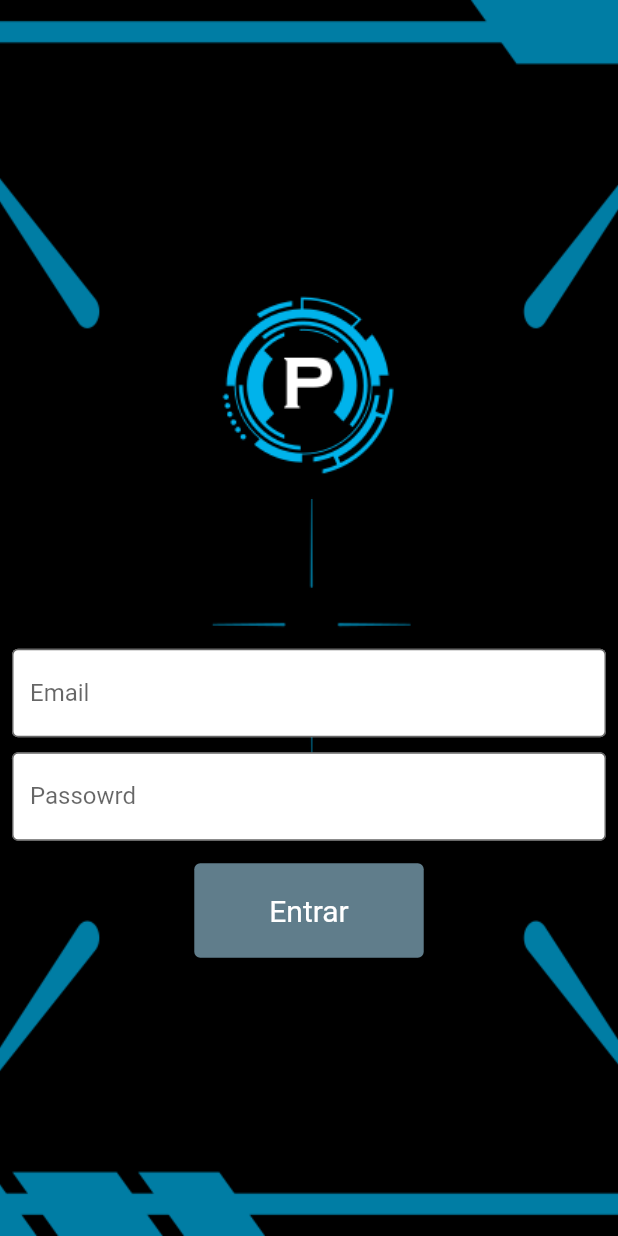
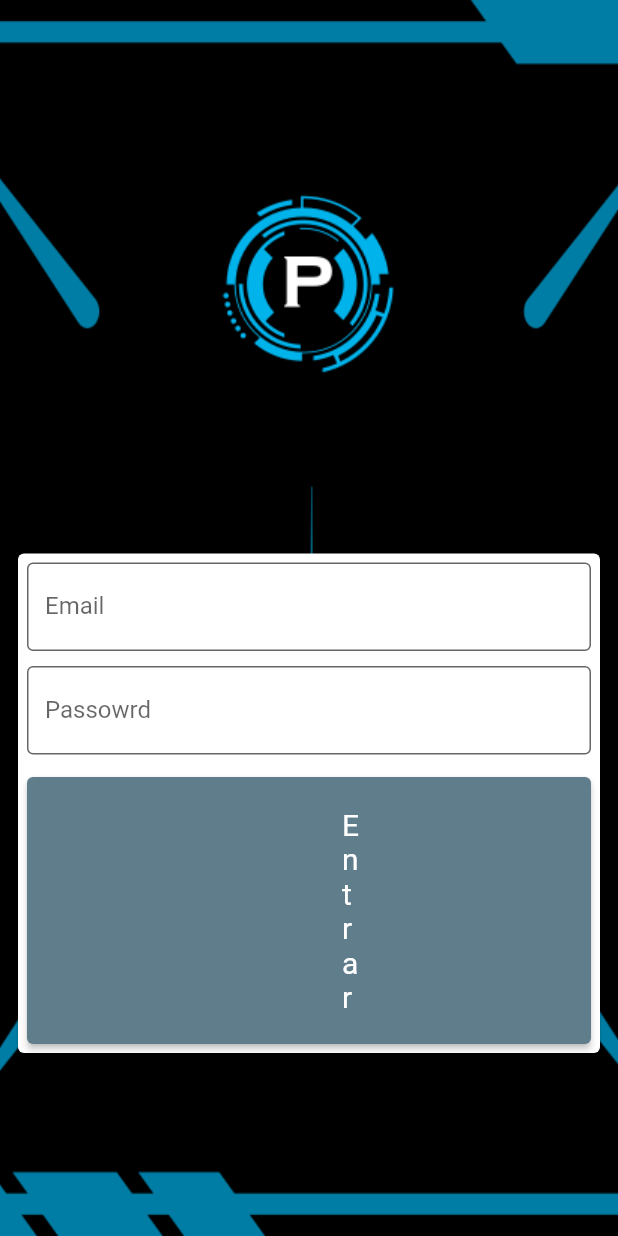
Before and after one commit to petertecnet/flutterando, a Flutter app: the screen it shows after launch, on a phone screen of 412 x 824 dp. Run offline on Flutter 3.47's test engine with Material 2 defaults, Android fonts, the phone set to English and light mode, and no system bars.

Commit message:
Aula 24 Material card

```diff
--- a/ola_mundo/lib/login_page.dart
+++ b/ola_mundo/lib/login_page.dart
@@ -30,6 +30,11 @@ class _LoginPageState extends State<LoginPage> {
                   Container(
                     height: 100,
                   ),
+                  Card(
+                    child: Padding(
+                      padding: const EdgeInsets.all(6.0),
+                      child: Column(
+                        children: [
                           TextField(
                             onChanged: (text) {
                               email = text;
@@ -56,18 +61,28 @@ class _LoginPageState extends State<LoginPage> {
                           SizedBox(height: 15),
                           ElevatedButton(
                               onPressed: () {
-                        if (email == 'pivow@hotmail.com' && password == '123') {
-                          Navigator.of(context).pushReplacementNamed('/home');
+                                if (email == 'pivow@hotmail.com' &&
+                                    password == '123') {
+                                  Navigator.of(context)
+                                      .pushReplacementNamed('/home');
                                 } else {
-                          Navigator.of(context).pushReplacementNamed('/');
+                                  Navigator.of(context)
+                                      .pushReplacementNamed('/');
                                 }
                               },
                               style: ElevatedButton.styleFrom(
                                   primary: Colors.blueGrey,
                                   padding: EdgeInsets.symmetric(
-                              horizontal: 50, vertical: 20),
+                                      horizontal: 210, vertical: 20),
                                   textStyle: TextStyle(fontSize: 20)),
-                      child: Text('Entrar')),
+                              child: Text(
+                                'Entrar',
+                                textAlign: TextAlign.center,
+                              )),
+                        ],
+                      ),
+                    ),
+                  ),
                 ],
               ),
             ),
```
Lines whose indentation alone changed are shown as unchanged.
